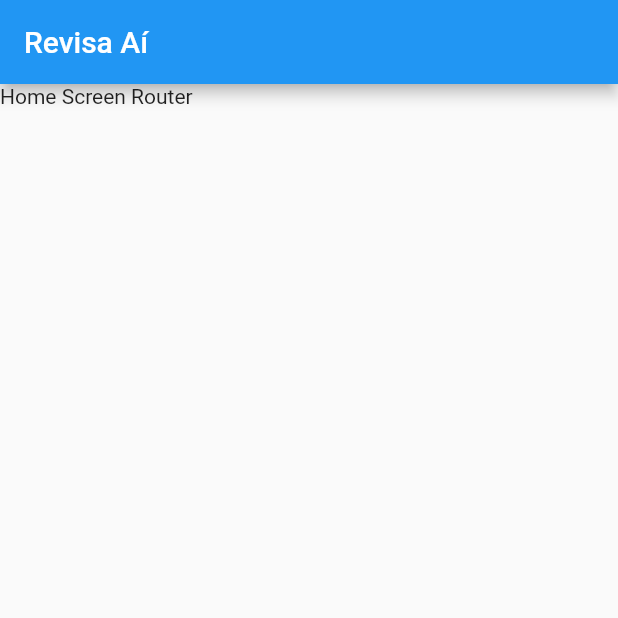
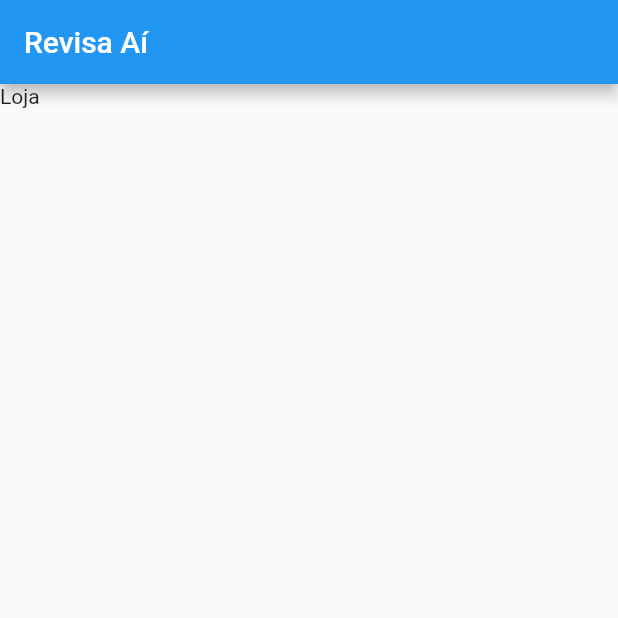
Before and after one commit to luizdebem/revisa-ai-mobile, a Flutter app: the screen it shows after launch, on a phone screen of 412 x 824 dp, the top half of it. Run offline on Flutter 3.47's test engine with Material 2 defaults, Android fonts, the light colour scheme and no system bars; our stand-ins replace flutter_form_builder.

Commit message:
HomeScreen PageView implementation

```diff
--- a/lib/screens/home_screen.dart
+++ b/lib/screens/home_screen.dart
@@ -10,11 +10,21 @@
 }
 
 class _HomeScreenState extends State<HomeScreen> {
+  final PageController pvController = PageController();
+
+  final List<Widget> pageList = const [
+    Text("Loja"),
+    Text("Responder quiz"),
+    Text("Meus quizes"),
+    Text("Perfil"),
+  ];
+
   int currentScreenIndex = 0;
 
   void changeScreen(int newScreenIndex) {
     setState(() {
       currentScreenIndex = newScreenIndex;
+      pvController.jumpToPage(newScreenIndex);
     });
   }
 
@@ -24,7 +34,11 @@
       appBar: AppBar(
         title: const Text("Revisa Aí"),
       ),
-      body: const Text("Home Screen Router"),
+      body: PageView(
+        controller: pvController,
+        physics: const NeverScrollableScrollPhysics(),
+        children: pageList,
+      ),
       bottomNavigationBar: BaseBottomNavBar(
         currentIndex: currentScreenIndex,
         onChangeIndex: changeScreen,
```
